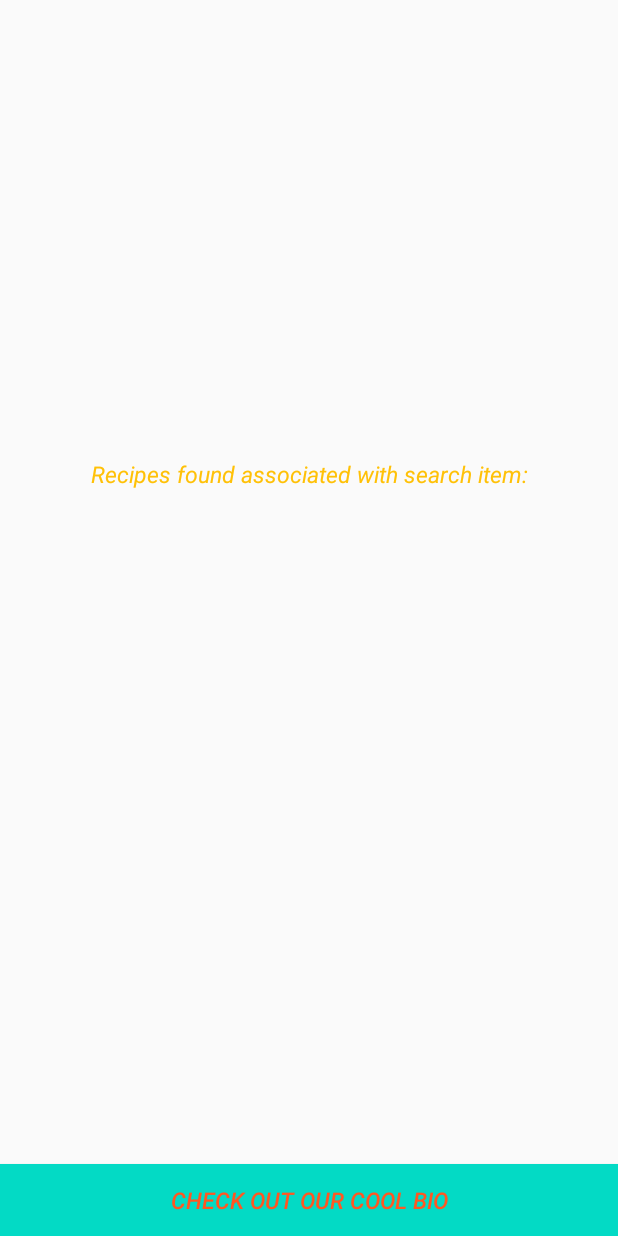
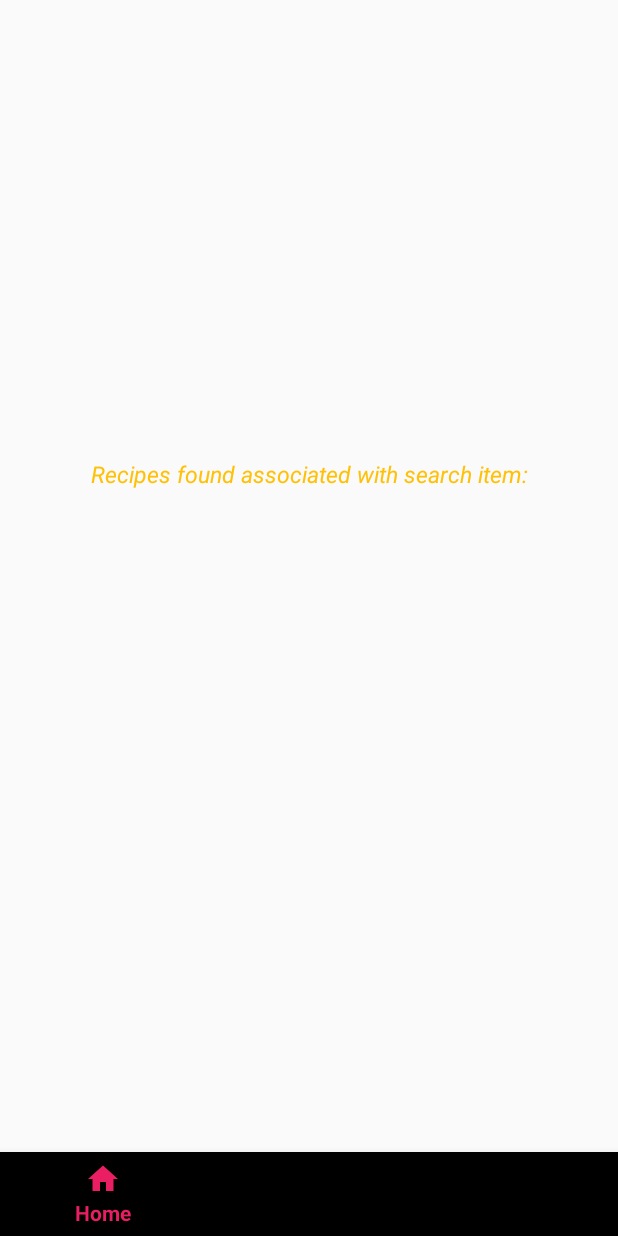
Before and after one commit to Samuel-dot-cloud/RecipeApp, an Android app: the RecipeActivity screen opened directly, with no data from a screen before it, on a phone screen of 412 x 824 dp. Run offline under Robolectric (Android 15) with nearby library versions, the phone set to English and light mode, and no system bars; our stand-ins replace ButterKnife; 1 statement that could not run was skipped.

Commit message:
Integration of menu bar in recipe page

```diff
--- a/app/src/main/java/com/studiofive/recipeapp/MainActivity.java
+++ b/app/src/main/java/com/studiofive/recipeapp/MainActivity.java
@@ -18,7 +18,7 @@ import butterknife.ButterKnife;
 //implementing a changing view interface
 public class MainActivity extends AppCompatActivity implements View.OnClickListener {
     //binding all views in main activity
-    @BindView(R.id.findRecipesButton)
+//    @BindView(R.id.findRecipesButton)
     Button mFindRecipesButton;
     @BindView(R.id.appTitle)
     TextView mAppTitle;
--- a/app/src/main/res/layout/activity_recipe.xml
+++ b/app/src/main/res/layout/activity_recipe.xml
@@ -20,18 +20,28 @@
         app:layout_constraintTop_toTopOf="parent"
         app:layout_constraintVertical_bias="0.38" />
 
-    <Button
-        android:id="@+id/findAboutButton"
+<!--    <Button-->
+<!--        android:id="@+id/findAboutButton"-->
+<!--        android:layout_width="match_parent"-->
+<!--        android:layout_height="wrap_content"-->
+<!--        android:text="Check out our cool bio"-->
+<!--        android:textSize="15sp"-->
+<!--        android:textColor="@color/colorDivider"-->
+<!--        android:textStyle="italic"-->
+<!--        android:background="@color/colorAccent"-->
+<!--        app:layout_constraintBottom_toBottomOf="parent"-->
+<!--        app:layout_constraintEnd_toEndOf="parent"-->
+<!--        app:layout_constraintStart_toStartOf="parent"-->
+<!--        app:layout_constraintTop_toBottomOf="@+id/displaySearch"-->
+<!--        app:layout_constraintVertical_bias="1.0" />-->
+
+    <com.google.android.material.bottomnavigation.BottomNavigationView
+        android:id="@+id/menuBar"
         android:layout_width="match_parent"
         android:layout_height="wrap_content"
-        android:text="Check out our cool bio"
-        android:textSize="15sp"
-        android:textColor="@color/colorDivider"
-        android:textStyle="italic"
-        android:background="@color/colorAccent"
         app:layout_constraintBottom_toBottomOf="parent"
-        app:layout_constraintEnd_toEndOf="parent"
         app:layout_constraintStart_toStartOf="parent"
-        app:layout_constraintTop_toBottomOf="@+id/displaySearch"
-        app:layout_constraintVertical_bias="1.0" />
+        app:layout_constraintTop_toTopOf="parent"
+        app:layout_constraintVertical_bias="1.0"
+        app:menu="@menu/bottom_navigation" />
 </androidx.constraintlayout.widget.ConstraintLayout>
```
Also changed, not shown: app/src/main/res/layout/activity_main.xml (+33 -16 lines).
